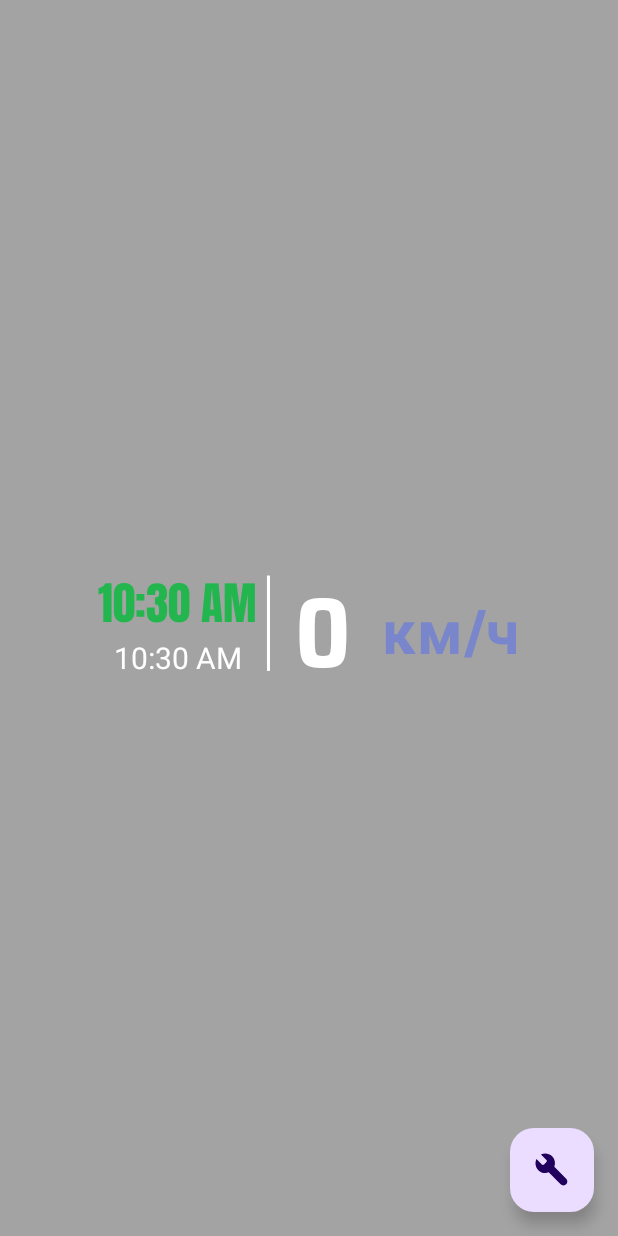
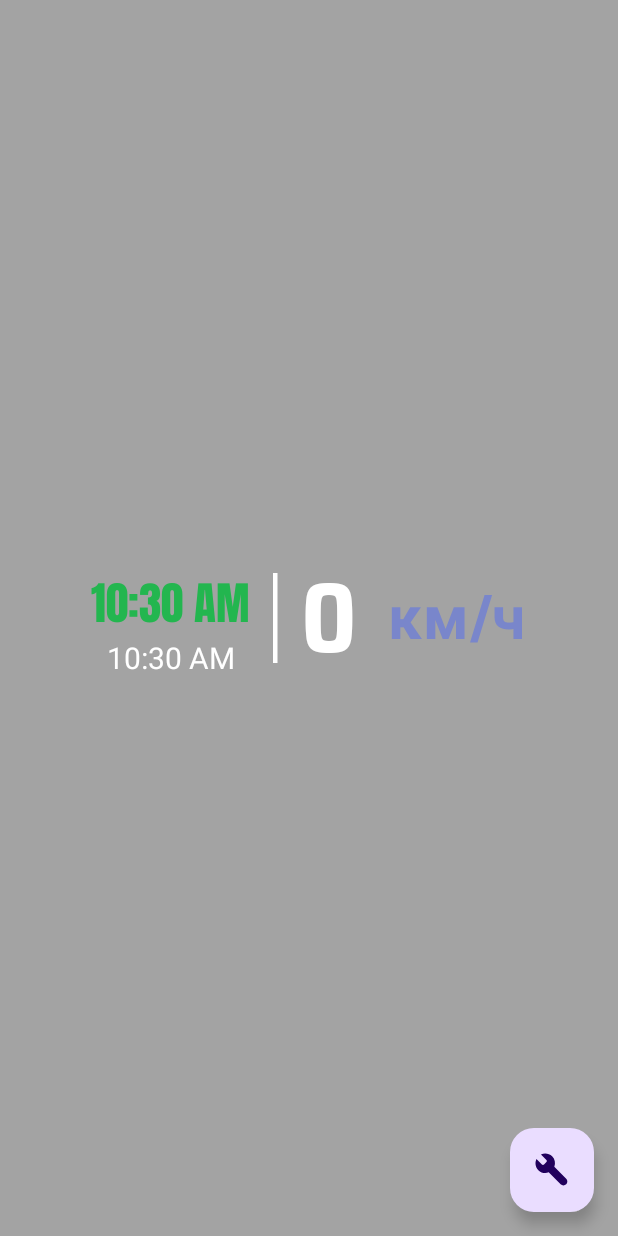
Before and after one commit to Noodls07/SimpleClockSpd, an Android app built with Jetpack Compose: the composable ClockScreenElse shown on its own in the app's theme, on a phone screen of 412 x 824 dp. Run offline under Robolectric (Android 15) with nearby library versions, the phone set to English and light mode, and no system bars.

Commit message:
add VerticalDivider

```diff
--- a/app/build.gradle.kts
+++ b/app/build.gradle.kts
@@ -59,7 +59,8 @@ dependencies {
     implementation(libs.androidx.ui)
     implementation(libs.androidx.ui.graphics)
     implementation(libs.androidx.ui.tooling.preview)
-    implementation(libs.androidx.material3)
+    //implementation(libs.androidx.material3)
+    implementation(libs.androidx.material3.android)
     testImplementation(libs.junit)
     androidTestImplementation(libs.androidx.junit)
     androidTestImplementation(libs.androidx.espresso.core)
--- a/app/src/main/java/com/example/simpleclock/screens/ClockScreen.kt
+++ b/app/src/main/java/com/example/simpleclock/screens/ClockScreen.kt
@@ -8,6 +8,7 @@ import androidx.compose.foundation.layout.Column
 import androidx.compose.foundation.layout.Row
 import androidx.compose.foundation.layout.Spacer
 import androidx.compose.foundation.layout.fillMaxSize
+import androidx.compose.foundation.layout.height
 import androidx.compose.foundation.layout.padding
 import androidx.compose.foundation.layout.size
 import androidx.compose.foundation.layout.width
@@ -18,6 +19,7 @@ import androidx.compose.material3.FloatingActionButton
 import androidx.compose.material3.Icon
 import androidx.compose.material3.Scaffold
 import androidx.compose.material3.Text
+import androidx.compose.material3.VerticalDivider
 import androidx.compose.runtime.Composable
 import androidx.compose.ui.Alignment
 import androidx.compose.ui.Modifier
@@ -195,7 +197,10 @@ fun ClockScreenElse(
             horizontalArrangement = Arrangement.Center
         ) {
 
-            Column(modifier = Modifier,Arrangement.Center,Alignment.CenterHorizontally) {
+            Column(
+                verticalArrangement = Arrangement.Center,
+                horizontalAlignment =  Alignment.CenterHorizontally
+            ) {
                 AndroidView(
 
                     factory = {context ->
@@ -229,17 +234,22 @@ fun ClockScreenElse(
                     )
                 }
             }
-
-            Text( textAlign =TextAlign.Center,
-                text = "|",
-                color = Color.White,
-                fontSize = ((model.clockTextSizeBig + model.clockTextSizeSmall)*1.5).sp,
-                fontWeight =FontWeight.W100
-            )
+            VerticalDivider(modifier = Modifier
+                .padding(start = 15.dp, end = 15.dp)
+                .height(((model.clockTextSizeBig + model.clockTextSizeSmall)*1.2).dp)
+                ,
+                thickness = 3.dp,
+                color = Color.White)
+//            Text( textAlign =TextAlign.Center,
+//                text = "|",
+//                color = Color.White,
+//                fontSize = ((model.clockTextSizeBig + model.clockTextSizeSmall)*1.5).sp,
+//                fontWeight =FontWeight.W100
+//            )
 
             //if (!model.pipOn) Spacer(modifier = Modifier.size(20.dp))
 
-            Row(modifier = Modifier.padding(top = 20.dp, start = 10.dp),
+            Row(
                 horizontalArrangement = Arrangement.Center,
                 verticalAlignment = Alignment.CenterVertically
             ){
--- a/gradle/libs.versions.toml
+++ b/gradle/libs.versions.toml
@@ -12,6 +12,7 @@ composeBom = "2023.08.00"
 lifecycleViewmodelCompose = "2.8.7"
 navigationCompose = "2.8.3"
 serialization = "1.6.3"
+material3Android = "1.3.1"
 
 [libraries]
 androidx-core-ktx = { group = "androidx.core", name = "core-ktx", version.ref = "coreKtx" }
@@ -33,6 +34,7 @@ androidx-ui-test-junit4 = { group = "androidx.compose.ui", name = "ui-test-junit
 androidx-material3 = { group = "androidx.compose.material3", name = "material3" }
 
 kotlinx-serialization-json = { module = "org.jetbrains.kotlinx:kotlinx-serialization-json", version.ref = "serialization"}
+androidx-material3-android = { group = "androidx.compose.material3", name = "material3-android", version.ref = "material3Android" }
 
 [plugins]
 androidApplication = { id = "com.android.application", version.ref = "agp" }
```
